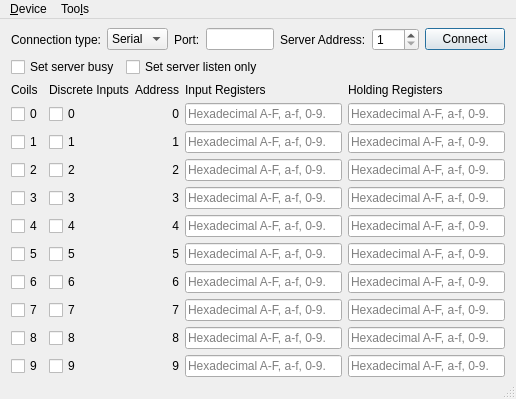
Qt form qtserialbus/examples/serialbus/modbus/server/mainwindow.ui (CipSoft-Tibia/Qt5) before a commit.
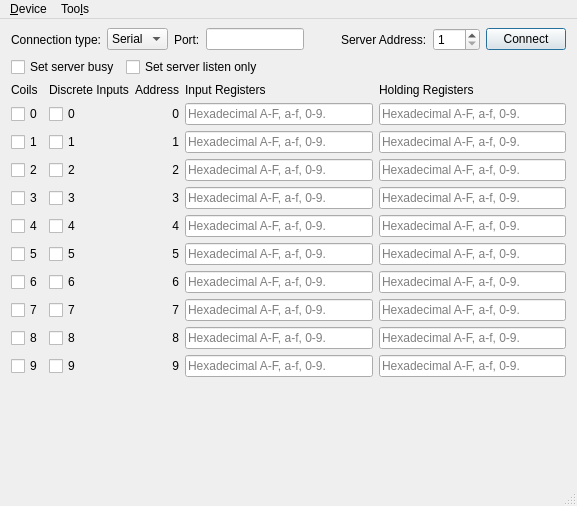
The same form after that commit. Icons and pictures are not drawn.

The edit to the form file:
```diff
--- a/qtserialbus/examples/serialbus/modbus/server/mainwindow.ui
+++ b/qtserialbus/examples/serialbus/modbus/server/mainwindow.ui
@@ -6,8 +6,8 @@
    <rect>
     <x>0</x>
     <y>0</y>
-    <width>516</width>
-    <height>396</height>
+    <width>577</width>
+    <height>506</height>
    </rect>
   </property>
   <property name="windowTitle">
@@ -752,8 +752,8 @@
     <rect>
      <x>0</x>
      <y>0</y>
-     <width>516</width>
-     <height>21</height>
+     <width>577</width>
+     <height>26</height>
     </rect>
    </property>
    <widget class="QMenu" name="menu_Device">
```
Left out of the diff: 34 changed lines with no effect on the pictures.
